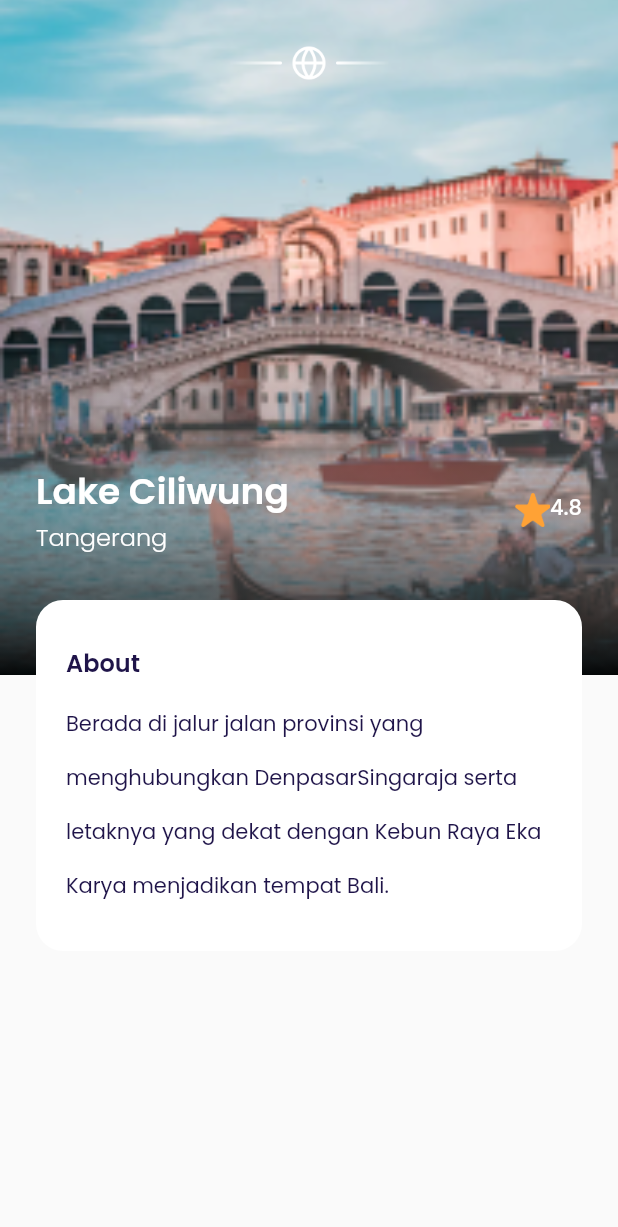
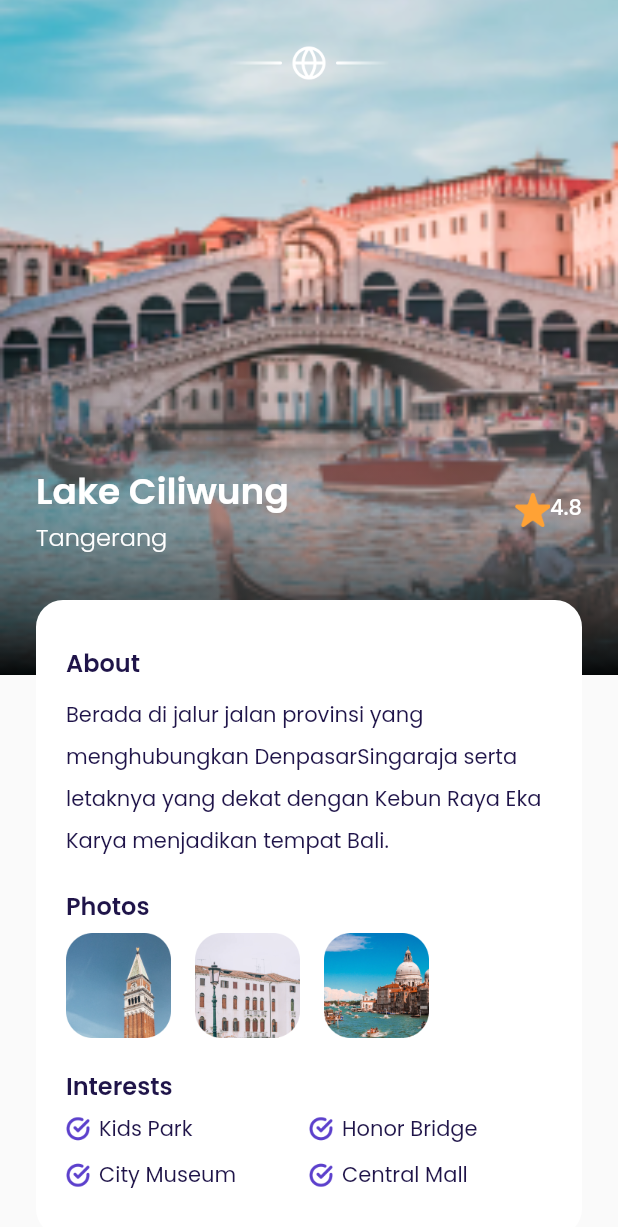
Before and after one commit to ramadhan-eko/Travel-Plane, a Flutter app: the DetailPage screen opened directly, on a phone screen of 412 x 824 dp. Shown: the top 1227 px of the screen. Run offline on Flutter 3.47's test engine with Material 2 defaults, Android fonts, the phone set to English and light mode, and no system bars; our stand-ins replace google_fonts.

```diff
--- a/lib/ui/pages/detail_page.dart
+++ b/lib/ui/pages/detail_page.dart
@@ -1,4 +1,8 @@
 import 'package:airplane/shared/theme.dart';
+import 'package:airplane/ui/pages/choose_seat_page.dart';
+import 'package:airplane/ui/widgets/custom_button.dart';
+import 'package:airplane/ui/widgets/interest_item.dart';
+import 'package:airplane/ui/widgets/photo_item.dart';
 import 'package:flutter/material.dart';
 
 class DetailPage extends StatelessWidget {
@@ -116,6 +120,7 @@ class DetailPage extends StatelessWidget {
                 ],
               ),
             ),
+
             // NOTE: DESCRIPTION
             Container(
               width: double.infinity,
@@ -146,7 +151,113 @@ class DetailPage extends StatelessWidget {
                   ),
                   Text(
                     'Berada di jalur jalan provinsi yang menghubungkan DenpasarSingaraja serta letaknya yang dekat dengan Kebun Raya Eka Karya menjadikan tempat Bali.',
-                    style: blackTextStyle.copyWith(height: 2.6),
+                    style: blackTextStyle.copyWith(
+                      height: 2,
+                    ),
+                  ),
+                  // NOTE: PHOTOS
+                  SizedBox(
+                    height: 20,
+                  ),
+                  Text(
+                    'Photos',
+                    style: blackTextStyle.copyWith(
+                      fontSize: 16,
+                      fontWeight: semiBold,
+                    ),
+                  ),
+                  SizedBox(
+                    height: 6,
+                  ),
+                  Row(
+                    children: [
+                      PhotoItem(
+                        imageUrl: 'assets/image_photo1.png',
+                      ),
+                      PhotoItem(
+                        imageUrl: 'assets/image_photo2.png',
+                      ),
+                      PhotoItem(
+                        imageUrl: 'assets/image_photo3.png',
+                      ),
+                    ],
+                  ),
+
+                  // NOTE: INTERESTS
+                  SizedBox(
+                    height: 20,
+                  ),
+                  Text(
+                    'Interests',
+                    style: blackTextStyle.copyWith(
+                      fontSize: 16,
+                      fontWeight: semiBold,
+                    ),
+                  ),
+                  SizedBox(
+                    height: 6,
+                  ),
+                  Row(
+                    children: [
+                      InterestItem(text: 'Kids Park'),
+                      InterestItem(text: 'Honor Bridge'),
+                    ],
+                  ),
+                  SizedBox(
+                    height: 10,
+                  ),
+                  Row(
+                    children: [
+                      InterestItem(text: 'City Museum'),
+                      InterestItem(text: 'Central Mall'),
+                    ],
+                  ),
+                ],
+              ),
+            ),
+
+            // NOTE: PRICE & BOOK BUTTON
+            Container(
+              width: double.infinity,
+              margin: EdgeInsets.symmetric(vertical: 30),
+              child: Row(
+                children: [
+                  Expanded(
+                    child: Column(
+                      crossAxisAlignment: CrossAxisAlignment.start,
+                      children: [
+                        Text(
+                          'IDR 2.500.000',
+                          style: blackTextStyle.copyWith(
+                            fontSize: 18,
+                            fontWeight: medium,
+                          ),
+                        ),
+                        SizedBox(
+                          height: 5,
+                        ),
+                        Text(
+                          'per orang',
+                          style: greyTextStyle.copyWith(
+                            fontWeight: light,
+                          ),
+                        ),
+                      ],
+                    ),
+                  ),
+
+                  // NOTE: BOOK BUTTON
+                  CustomButton(
+                    title: 'Book Now',
+                    onPressed: () {
+                      Navigator.push(
+                        context,
+                        MaterialPageRoute(
+                          builder: (context) => ChooseSeatPage(),
+                        ),
+                      );
+                    },
+                    width: 170,
                   ),
                 ],
               ),
@@ -158,12 +269,14 @@ class DetailPage extends StatelessWidget {
 
     return Scaffold(
       backgroundColor: kBackgroundColor,
-      body: Stack(
-        children: [
-          backgroundImage(),
-          customShadow(),
-          content(),
-        ],
+      body: SingleChildScrollView(
+        child: Stack(
+          children: [
+            backgroundImage(),
+            customShadow(),
+            content(),
+          ],
+        ),
       ),
     );
   }
--- a/lib/ui/widgets/custom_button.dart
+++ b/lib/ui/widgets/custom_button.dart
@@ -30,7 +30,7 @@ class CustomButton extends StatelessWidget {
           ),
         ),
         child: Text(
-          'Get Started',
+          title,
           style: whiteTextStyle.copyWith(
             fontSize: 18,
             fontWeight: medium,
--- /dev/null
+++ b/lib/ui/widgets/interest_item.dart
@@ -0,0 +1,37 @@
+import 'package:airplane/shared/theme.dart';
+import 'package:flutter/material.dart';
+
+class InterestItem extends StatelessWidget {
+  final String text;
+  const InterestItem({
+    Key? key,
+    required this.text,
+  }) : super(key: key);
+
+  @override
+  Widget build(BuildContext context) {
+    return Expanded(
+      child: Row(
+        children: [
+          Container(
+            width: 16,
+            height: 16,
+            margin: EdgeInsets.only(right: 6),
+            decoration: BoxDecoration(
+              image: DecorationImage(
+                fit: BoxFit.cover,
+                image: AssetImage(
+                  'assets/icon_checked.png',
+                ),
+              ),
+            ),
+          ),
+          Text(
+            text,
+            style: blackTextStyle,
+          ),
+        ],
+      ),
+    );
+  }
+}
--- /dev/null
+++ b/lib/ui/widgets/photo_item.dart
@@ -0,0 +1,23 @@
+import 'package:flutter/material.dart';
+
+class PhotoItem extends StatelessWidget {
+  final String imageUrl;
+  const PhotoItem({Key? key, required this.imageUrl}) : super(key: key);
+
+  @override
+  Widget build(BuildContext context) {
+    return Container(
+      width: 70,
+      height: 70,
+      margin: EdgeInsets.only(right: 16),
+      decoration: BoxDecoration(
+        image: DecorationImage(
+          fit: BoxFit.cover,
+          image: AssetImage(
+            imageUrl,
+          ),
+        ),
+      ),
+    );
+  }
+}
```
Also changed, not shown: lib/ui/pages/choose_seat_page.dart (added, +414 -0 lines), lib/ui/widgets/seat_item.dart (added, +74 -0 lines), pubspec.yaml (+8 -0 lines), pubspec.lock.
